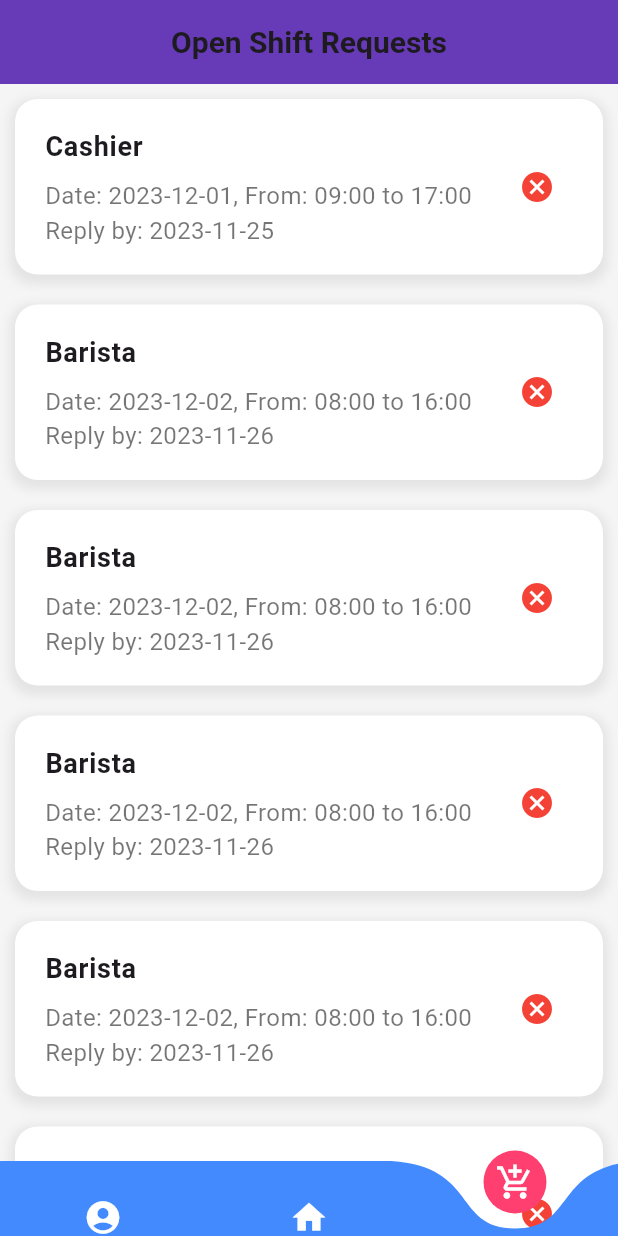
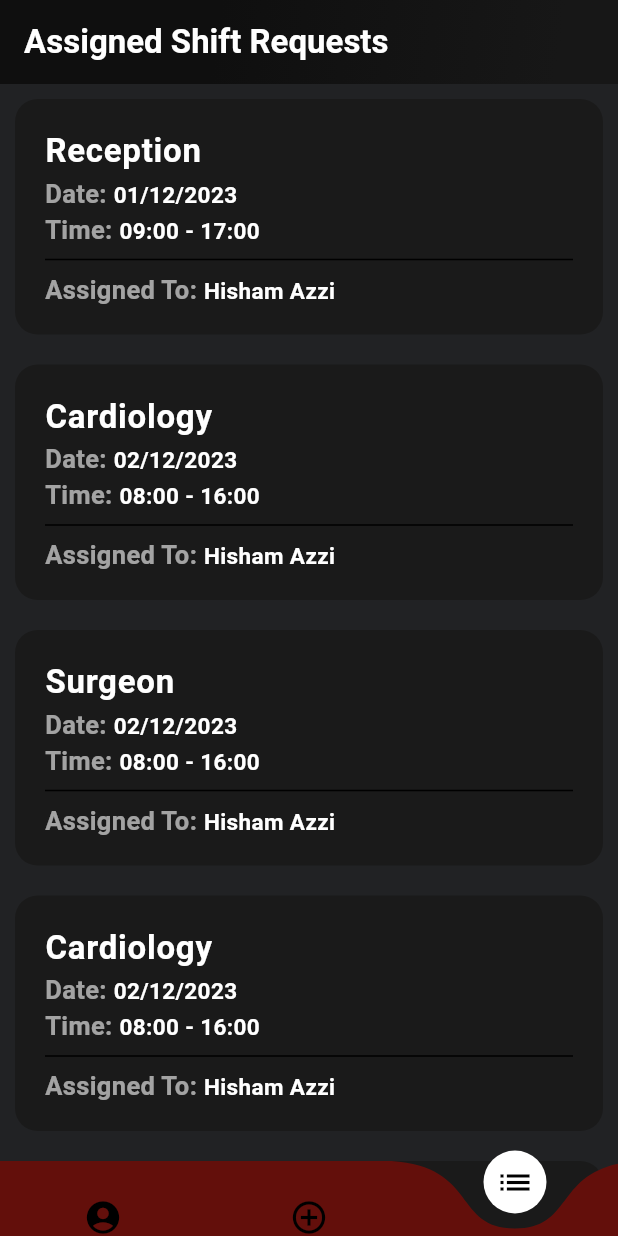
Before and after one commit to csnell16/SMS-staffing-application, a Flutter app: the screen it shows after launch, item 3 of the bottom bar chosen, on a phone screen of 412 x 824 dp. Run offline on Flutter 3.47's test engine with Material 3 defaults, Android fonts, the phone set to English and light mode, and no system bars; drawn by our look-alikes of curved_navigation_bar; Roboto replaces fonts that are missing (Montserrat, Proxima Nova).

```diff
--- a/MobileAppplication/hospital_app/lib/home.dart
+++ b/MobileAppplication/hospital_app/lib/home.dart
@@ -19,11 +19,10 @@ class NavigationBarPage extends StatefulWidget {
 
 class _NavigationBarPageState extends State<NavigationBarPage> {
   final List<Widget> _children = [
-    ShiftRequestsListPage22(shiftRequests: [],),
-
     CreateShiftRequestPage33(),
 
-    ShiftRequestsListPage(shiftRequests: []),
+    ShiftRequestsListPage22(shiftRequests: [],),
+    ShiftRequestsListPage223(shiftRequests: []),
 
   ];
   @override
@@ -32,9 +31,9 @@ class _NavigationBarPageState extends State<NavigationBarPage> {
       extendBody: true,
       body: _children[widget.selectedIndex],
       bottomNavigationBar: CurvedNavigationBar(
-        color: Colors.blueAccent,
+        color: Color(0xFF630f0b),
         backgroundColor: Colors.transparent,
-        buttonBackgroundColor: Color.fromRGBO(255, 63, 111, 1),
+        buttonBackgroundColor: Colors.white,
         height: 50,
         index: widget.selectedIndex,
         onTap: (index) {
@@ -46,17 +45,17 @@ class _NavigationBarPageState extends State<NavigationBarPage> {
           Icon(
             Icons.account_circle,
             size: 26,
-            color: Colors.white,
+            color: Colors.black,
           ),
           Icon(
-            Icons.home,
+            Icons.add_circle_outline,
             size: 26,
-            color: Colors.white,
+            color: Colors.black,
           ),
           Icon(
-            Icons.add_shopping_cart,
+            Icons.list,
             size: 26,
-            color: Colors.white,
+            color: Colors.black,
           ),
         ],
       ),
--- a/MobileAppplication/hospital_app/lib/openRequests.dart
+++ b/MobileAppplication/hospital_app/lib/openRequests.dart
@@ -5,65 +5,67 @@ class ShiftRequest {
   final DateTime date;
   final TimeOfDay fromTime;
   final TimeOfDay toTime;
-  final DateTime replyDeadline;
+  final String assignedToName;
 
   ShiftRequest({
     required this.position,
     required this.date,
     required this.fromTime,
     required this.toTime,
-    required this.replyDeadline,
+    required this.assignedToName,
   });
 }
-class ShiftRequestsListPage extends StatefulWidget {
+class ShiftRequestsListPage223 extends StatefulWidget {
   final List<ShiftRequest> shiftRequests;
 
-  ShiftRequestsListPage({Key? key, required this.shiftRequests}) : super(key: key);
+  ShiftRequestsListPage223({Key? key, required this.shiftRequests}) : super(key: key);
 
   @override
   _ShiftRequestsListPageState createState() => _ShiftRequestsListPageState();
 }
 
-class _ShiftRequestsListPageState extends State<ShiftRequestsListPage> {
+class _ShiftRequestsListPageState extends State<ShiftRequestsListPage223> {
+  ShiftRequest? _selectedRequest; // State variable to track the selected request
+
   List<ShiftRequest> _shiftRequests=[
     ShiftRequest(
-      position: "Cashier",
+      position: "Reception",
       date: DateTime(2023, 12, 1),
       fromTime: TimeOfDay(hour: 9, minute: 0),
       toTime: TimeOfDay(hour: 17, minute: 0),
-      replyDeadline: DateTime(2023, 11, 25),
+      assignedToName: "Hisham Azzi",
     ),
     ShiftRequest(
-      position: "Barista",
+      position: "Cardiology",
       date: DateTime(2023, 12, 2),
       fromTime: TimeOfDay(hour: 8, minute: 0),
       toTime: TimeOfDay(hour: 16, minute: 0),
-      replyDeadline: DateTime(2023, 11, 26),
+      assignedToName: "Hisham Azzi",
     ),
     ShiftRequest(
-      position: "Barista",
+      position: "Surgeon",
       date: DateTime(2023, 12, 2),
       fromTime: TimeOfDay(hour: 8, minute: 0),
       toTime: TimeOfDay(hour: 16, minute: 0),
-      replyDeadline: DateTime(2023, 11, 26),
+      assignedToName: "Hisham Azzi",
+    ),      ShiftRequest(
+      position: "Cardiology",
+      date: DateTime(2023, 12, 2),
+      fromTime: TimeOfDay(hour: 8, minute: 0),
+      toTime: TimeOfDay(hour: 16, minute: 0),
+      assignedToName: "Hisham Azzi",
     ),      ShiftRequest(
       position: "Barista",
       date: DateTime(2023, 12, 2),
       fromTime: TimeOfDay(hour: 8, minute: 0),
       toTime: TimeOfDay(hour: 16, minute: 0),
-      replyDeadline: DateTime(2023, 11, 26),
+      assignedToName: "Hisham Azzi",
     ),      ShiftRequest(
       position: "Barista",
       date: DateTime(2023, 12, 2),
       fromTime: TimeOfDay(hour: 8, minute: 0),
       toTime: TimeOfDay(hour: 16, minute: 0),
-      replyDeadline: DateTime(2023, 11, 26),
-    ),      ShiftRequest(
-      position: "Barista",
-      date: DateTime(2023, 12, 2),
-      fromTime: TimeOfDay(hour: 8, minute: 0),
-      toTime: TimeOfDay(hour: 16, minute: 0),
-      replyDeadline: DateTime(2023, 11, 26),
+      assignedToName: "Hisham Azzi",
     ),
     // Add more objects as needed
   ];
@@ -75,87 +77,150 @@ class _ShiftRequestsListPageState extends State<ShiftRequestsListPage> {
   }
   @override
   Widget build(BuildContext context) {
-
+    final screenWidth = MediaQuery.of(context).size.width;
+    final screenHeight = MediaQuery.of(context).size.height;
     return Scaffold(
-      backgroundColor: Colors.grey[100],
+      backgroundColor: Colors.grey[850], // Dark background like CreateShiftRequestPage33
       appBar: AppBar(
         title: Text(
-          'Open Shift Requests',
-          style: TextStyle(
-            fontFamily: 'Roboto',
-            fontWeight: FontWeight.bold,
-            fontSize: 20,
+          'Assigned Shift Requests',
+          textAlign: TextAlign.center,
+          style: TextStyle(fontSize:22,color: Colors.white,fontWeight: FontWeight.bold,fontFamily:'Proxima Nova'),
+
+        ),
+        backgroundColor: Colors.deepPurple, // Updated color
+        elevation: 4, // Shadow under the AppBar
+        // actions: <Widget>[
+        //   IconButton(
+        //     icon: Icon(Icons.settings), // Example icon
+        //     onPressed: () {
+        //       // Action for settings or other functionality
+        //     },
+        //   ),
+        // ],
+        flexibleSpace: Container(
+          decoration: BoxDecoration(
+            gradient: LinearGradient(
+              begin: Alignment.topLeft,
+              end: Alignment.bottomRight,
+              tileMode: TileMode.repeated,
+              stops: [0.35, 0.90],
+
+              colors: [Color(0xFF0f0f0f), Color(0xFF171717)], // Gradient colors
+
             ),
           ),
-        backgroundColor: Colors.deepPurple,
-        elevation: 0,
-        centerTitle: true, // Center the title
+        ),
+      ),
+      body: Container(
+        width: screenWidth,
+        height: screenHeight,
 
+        decoration: BoxDecoration(
+          gradient: LinearGradient(
+            begin: Alignment.topCenter,
+            end: Alignment.bottomCenter,
+            stops: [0.35, 0.90],
+            tileMode: TileMode.repeated,
+
+            colors: [Color(0xFF212224), Color(0xFF212224)],
           ),
-      body: ListView.builder(
+        ),
+        child: ListView.builder(
           itemCount: _shiftRequests.length,
           itemBuilder: (context, index) {
             return _buildShiftRequestItem(context, _shiftRequests[index]);
           },
         ),
-    );
-  }
-
-  Widget _buildShiftRequestItem(BuildContext context, ShiftRequest request) {
-    return Container(
-      margin: EdgeInsets.all(10),
-      decoration: BoxDecoration(
-        color: Colors.white,
-        borderRadius: BorderRadius.circular(15),
-        boxShadow: [
-          BoxShadow(
-            color: Colors.grey.withOpacity(0.2),
-            spreadRadius: 3,
-            blurRadius: 5,
-            offset: Offset(0, 3),
-          ),
-        ],
-      ),
-      child: ListTile(
-        contentPadding: EdgeInsets.symmetric(horizontal: 20, vertical: 10),
-        title: Text(
-          request.position,
-          style: TextStyle(fontWeight: FontWeight.bold, fontSize: 18),
-        ),
-        subtitle: Padding(
-          padding: EdgeInsets.only(top: 8),
-          child: Text(
-            _formatShiftDetails(request),
-            style: TextStyle(color: Colors.black54, fontSize: 16),
-          ),
-        ),
-        trailing: IconButton(
-          icon: Icon(Icons.cancel, color: Colors.red),
-          onPressed: () => _showCancelConfirmation(context, request),
-        ),
-        onTap: () {
-          // Handle the tap event, e.g., navigate to a detail page
-        },
       ),
     );
   }
 
-   String _formatShiftDetails(ShiftRequest request) {
-     String formatDate(DateTime date) {
-       return '${date.year}-${date.month.toString().padLeft(2, '0')}-${date.day.toString().padLeft(2, '0')}';
+
+  Widget _buildShiftRequestItem(BuildContext context, ShiftRequest request) {
+    bool isSelected = _selectedRequest == request;
+
+    return GestureDetector(
+      onLongPressDown: (_) => setState(() => _selectedRequest = request),
+      onLongPressUp: () => setState(() => _selectedRequest = null),
+      onLongPress: () => _showCancelConfirmation(context, request),
+      child: Card(
+        color: const Color(0xFF1a1a1a),
+        margin: EdgeInsets.symmetric(horizontal: 10, vertical: 10),
+        shape: RoundedRectangleBorder(
+          borderRadius: BorderRadius.circular(15),
+        ),
+        shadowColor: Color(0xFF820f09),
+        elevation:0,
+        child: InkWell(
+          splashColor: Color(0xFF820f09),
+          onTap: () {}, // Placeholder for tap functionality
+          child: Column(
+            children: [
+              ListTile(
+                contentPadding: EdgeInsets.symmetric(horizontal: 20, vertical: 10),
+                title: Text(
+                  request.position,
+                  style: TextStyle(
+                    fontWeight: FontWeight.bold,
+                    fontSize: 22,
+                    fontFamily: 'Proxima Nova',
+                    color: Color(0xFFffffff),
+                  ),
+                ),
+                subtitle: Column(
+                  crossAxisAlignment: CrossAxisAlignment.start,
+                  children: [
+                    _buildRichText('Date: ', _formatDate(request.date)),
+                    _buildRichText('Time: ', '${_formatTime(request.fromTime)} - ${_formatTime(request.toTime)}'),
+                    Divider(thickness: 1, indent: 0, endIndent: 0, color: Colors.black),
+                    _buildRichText('Assigned To: ', request.assignedToName), // Assuming you have a property `assignedToName`
+                  ],
+                ),
+              ),
+            ],
+          ),
+        ),
+      ),
+    );
   }
 
-     String formatTime(TimeOfDay time) {
+
+
+  TextStyle _infoTextStyle() {
+    return TextStyle(
+      fontSize: 16,
+      fontWeight: FontWeight.bold,
+      color: Colors.black,
+      fontFamily: 'Proxima Nova',
+    );
+  }
+  RichText _buildRichText(String label, String value) {
+    return RichText(
+      text: TextSpan(
+        style: DefaultTextStyle.of(context).style,
+        children: <TextSpan>[
+          TextSpan(text: label, style: TextStyle(fontSize: 17,fontWeight: FontWeight.bold, color: Colors.white60,fontFamily: 'Proxima Nova',)),
+          TextSpan(text: value, style: TextStyle(fontSize: 15,color: Colors.white,fontWeight: FontWeight.bold,fontFamily: 'Proxima Nova',)),
+        ],
+      ),
+    );
+  }
+  String _formatDate(DateTime date) {
+    return '${date.day.toString().padLeft(2, '0')}/${date.month.toString().padLeft(2, '0')}/${date.year}';
+  }
+  String _formatDateTime(DateTime dateTime) {
+    return '${dateTime.day.toString().padLeft(2, '0')}/${dateTime.month.toString().padLeft(2, '0')}/${dateTime.year} ${dateTime.hour.toString().padLeft(2, '0')}:${dateTime.minute.toString().padLeft(2, '0')}';
+  }
+
+  String _formatTime(TimeOfDay time) {
     final hour = time.hour.toString().padLeft(2, '0');
     final minute = time.minute.toString().padLeft(2, '0');
     return '$hour:$minute';
   }
 
-     return 'Date: ${formatDate(request.date)}, '
-         'From: ${formatTime(request.fromTime)} '
-         'to ${formatTime(request.toTime)}\n'
-         'Reply by: ${formatDate(request.replyDeadline)}';
-   }
+
+
 
 
   void _showCancelConfirmation(BuildContext context, ShiftRequest request) {
```
Also changed, not shown: MobileAppplication/hospital_app/lib/createRequest.dart (+65 -36 lines), MobileAppplication/hospital_app/lib/tsets.dart (+25 -13 lines). Lines whose indentation alone changed are shown as unchanged.
